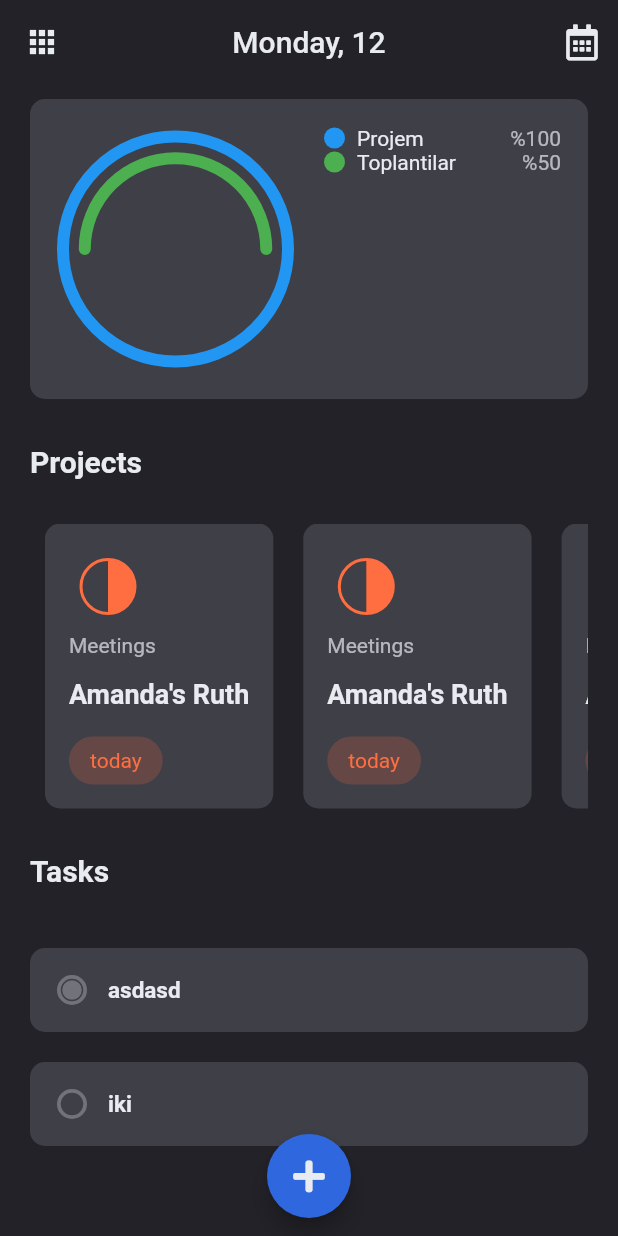
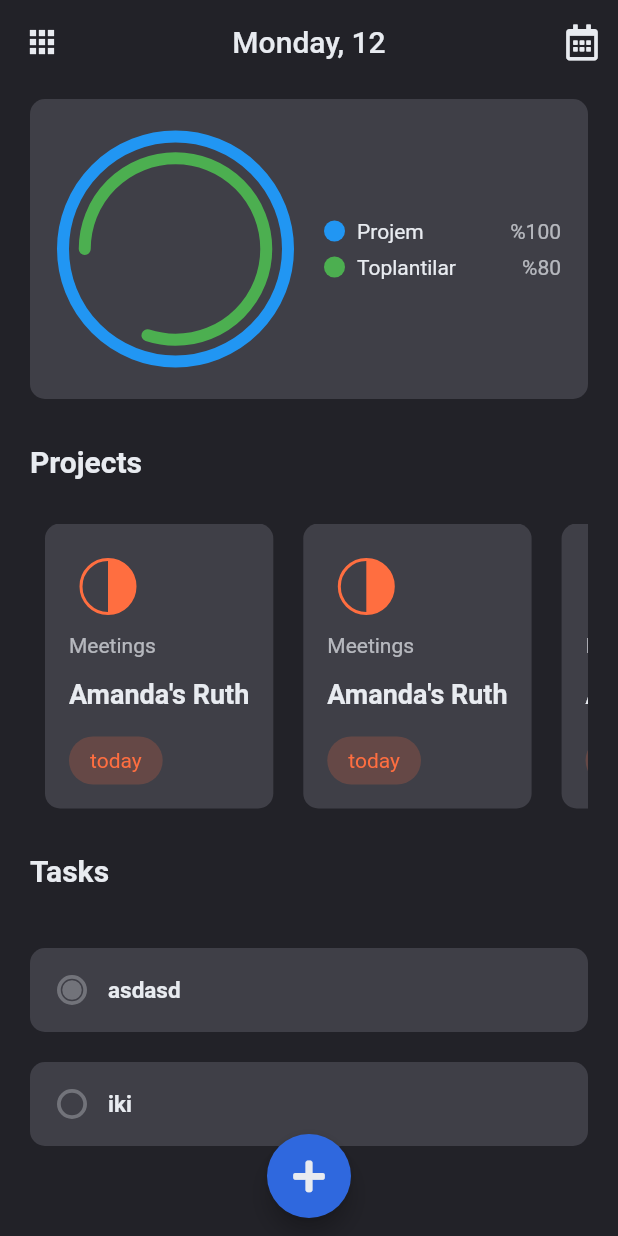
Before and after one commit to oguzhan2142/todo, a Flutter app: the screen it shows after launch, on a phone screen of 412 x 824 dp. Run offline on Flutter 3.47's test engine with Material 2 defaults, Android fonts, the phone set to English and light mode, and no system bars; drawn by our look-alikes of pie_chart, sleek_circular_slider; our stand-ins replace flutter_mobx, font_awesome_flutter, mobx; generated files the repository leaves out were written again.

Commit message:
center labels in project

```diff
--- a/lib/constants/values.dart
+++ b/lib/constants/values.dart
@@ -15,5 +15,7 @@ abstract class Values {
 
   static const taskTileCheckOpacity = 0.3;
 
+  static const verticalMarginBetweenLabels = 4.0;
+
   static const defaultFloatingActionButtonSize = 56.0;
 }
--- a/lib/screens/home_screen/widgets/progress/widgets/category_label.dart
+++ b/lib/screens/home_screen/widgets/progress/widgets/category_label.dart
@@ -14,6 +14,8 @@ class CategoryLabel extends StatelessWidget {
   @override
   Widget build(BuildContext context) {
     return Container(
+      margin:
+          EdgeInsets.symmetric(vertical: Values.verticalMarginBetweenLabels),
       child: Row(
         mainAxisAlignment: MainAxisAlignment.spaceBetween,
         children: [
--- a/lib/screens/home_screen/widgets/progress/widgets/circular_progress.dart
+++ b/lib/screens/home_screen/widgets/progress/widgets/circular_progress.dart
@@ -11,15 +11,10 @@ class CircularProgress extends StatefulWidget {
 }
 
 class _CircularProgressState extends State<CircularProgress> {
-  final GlobalKey _key = GlobalKey();
+
   List<Widget> children = [];
   late final width;
   final sizeDifferenceBetweenCircles = 30;
-
-  @override
-  void initState() {
-    super.initState();
-  }
 
   @override
   void didChangeDependencies() {
--- a/lib/screens/home_screen/widgets/progress/widgets/labels_section.dart
+++ b/lib/screens/home_screen/widgets/progress/widgets/labels_section.dart
@@ -9,6 +9,7 @@ class LabelsSection extends StatelessWidget {
   Widget build(BuildContext context) {
     return Observer(
       builder: (_) => Column(
+        mainAxisAlignment: MainAxisAlignment.center,
         children: DataState.state.projects
             .map((e) => CategoryLabel(project: e))
             .toList(),
--- a/lib/state/data_state.dart
+++ b/lib/state/data_state.dart
@@ -19,6 +19,9 @@ class DataState extends _DataState with _$DataState {
     meetings.tasks.addAll([
       Task(content: 'birinci meeting'),
       Task(content: 'ikinci meeting', isChecked: true),
+      Task(content: 'ikinci meeting', isChecked: true),
+      Task(content: 'ikinci meeting', isChecked: true),
+      Task(content: 'ikinci meeting', isChecked: true),
     ]);
     projects.add(meetings);
   }
```
